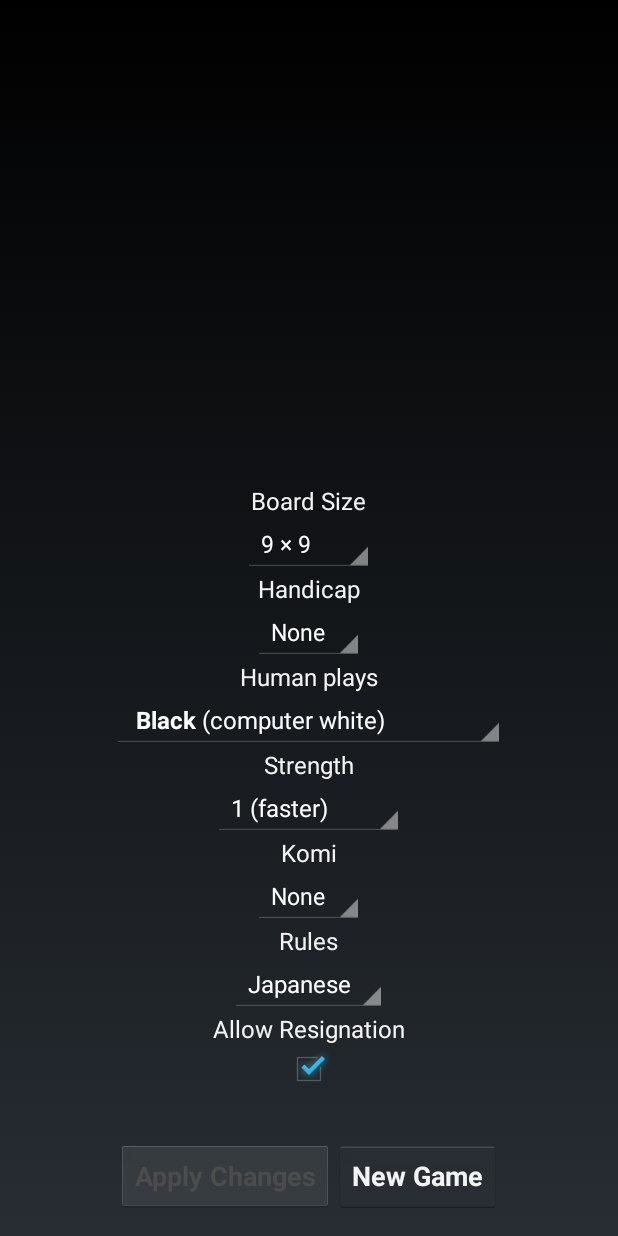
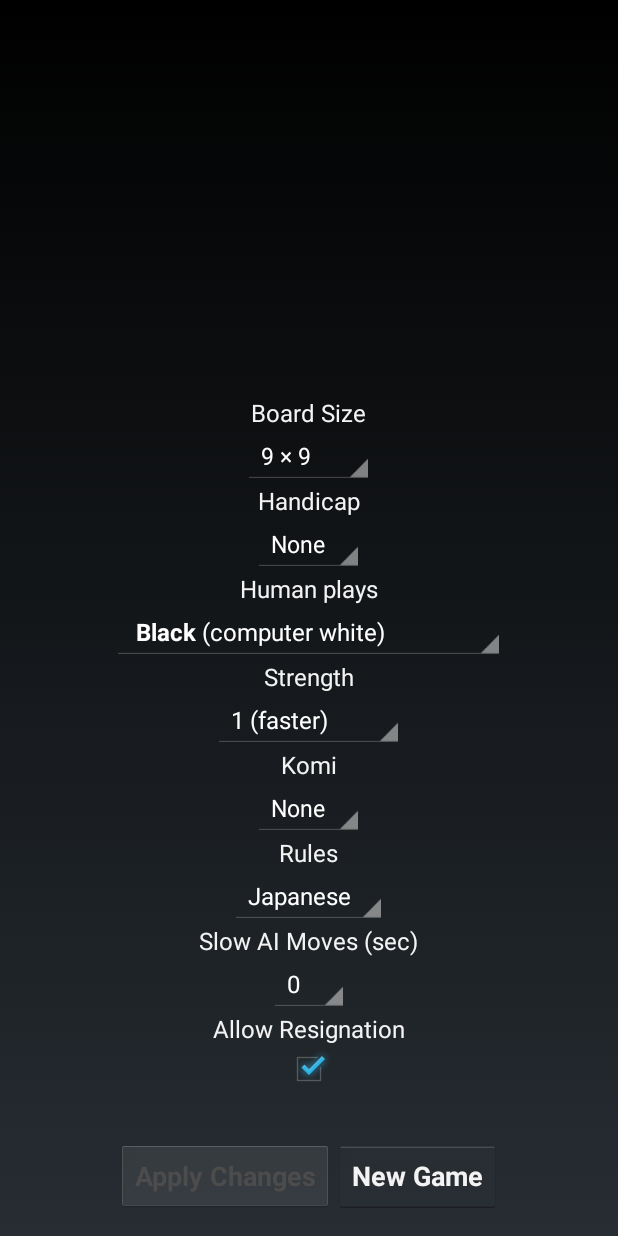
Before and after one commit to samthegliderpilot/GoDroid, an Android app: the layout new_game.xml on its own in the app's theme, with its tools: preview values and no code run, on a phone screen of 412 x 824 dp. Run offline under Robolectric (Android 15) with nearby library versions, the phone set to English and light mode, and no system bars.

Commit message:
Initia cut of delayed AI moves

```diff
--- a/app/src/main/res/layout/new_game.xml
+++ b/app/src/main/res/layout/new_game.xml
@@ -81,6 +81,17 @@
                 android:entries="@array/newGameDialogScoringItems"
                 android:prompt="@string/newGameDialogScoringLabel"/>
 
+<!-- Slow AI Moves -->
+<TextView
+    android:text="@string/newGameDialogAIDelayLabel"
+    style="@style/TextDialogEntry"/>
+
+<Spinner
+    android:id="@+id/newGameDialogAIDelaySpinner"
+    style="@style/SpinnerDialogEntry"
+    android:entries="@array/newGameDialogAIDelayItems"
+    android:prompt="@string/newGameDialogAIDelayLabel"/>
+
 			<!-- Allow Resignation -->
 			<TextView
 				android:text="@string/newGameAllowResignationLabel"
--- a/app/src/main/res/values/arrays.xml
+++ b/app/src/main/res/values/arrays.xml
@@ -112,6 +112,20 @@
 		<item>@bool/booleanFalse</item>
 		<item>@bool/booleanTrue</item>
 	</array>
+	<string-array name="newGameDialogAIDelayItems">
+		<item>0</item>
+		<item>1</item>
+		<item>2</item>
+		<item>3</item>
+		<item>4</item>
+		<item>5</item>
+		<item>6</item>
+		<item>7</item>
+		<item>8</item>
+		<item>9</item>
+		<item>10</item>
+	</string-array>
+
 	<array name="scoreView3LinesColumn0Strings">
 		<item>@string/capturesLabelText</item>
 		<item>@string/moveLabelText</item>
--- a/app/src/main/res/values/strings.xml
+++ b/app/src/main/res/values/strings.xml
@@ -113,6 +113,8 @@ GNU Go is an AI engine that plays Go at about 8 to 12 kyu strength.
 		<b>None</b> (computer vs. computer)
 	</string>
 	<string name="none">None</string>
+	<string name="number0">0</string>
+	<string name="number1">1</string>
 	<string name="number2">2</string>
 	<string name="number3">3</string>
 	<string name="number4">4</string>
@@ -121,6 +123,13 @@ GNU Go is an AI engine that plays Go at about 8 to 12 kyu strength.
 	<string name="number7">7</string>
 	<string name="number8">8</string>
 	<string name="number9">9</string>
+
+
+	<string name="newGameDialogAIDelayLabel">Slow AI Moves (sec)</string>
+
+
+
+
 	<string name="newGameDialogHandicapListWievItem0">@string/none</string>
 	<string name="newGameDialogHandicapListWievItem2">@string/number2</string>
 	<string name="newGameDialogHandicapListWievItem3">@string/number3</string>
```
Also changed, not shown: app/src/main/java/de/agrothe/go/GameInfo.java (+5 -2 lines), app/src/main/java/de/agrothe/go/MainActivity.java (+70 -20 lines), app/src/main/res/values/consts.xml (+8 -0 lines).
